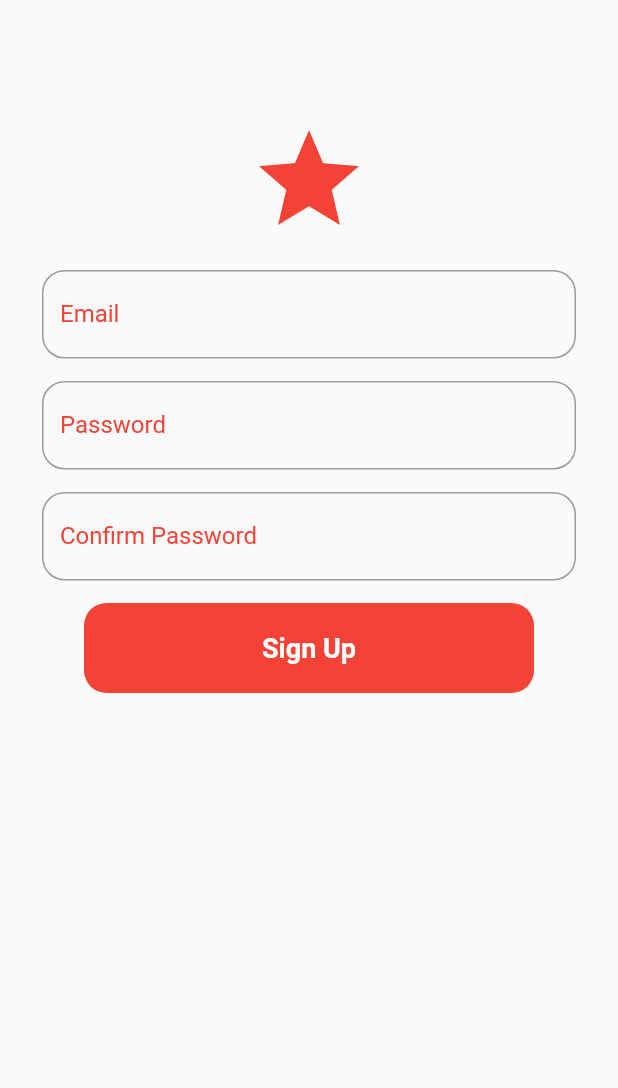
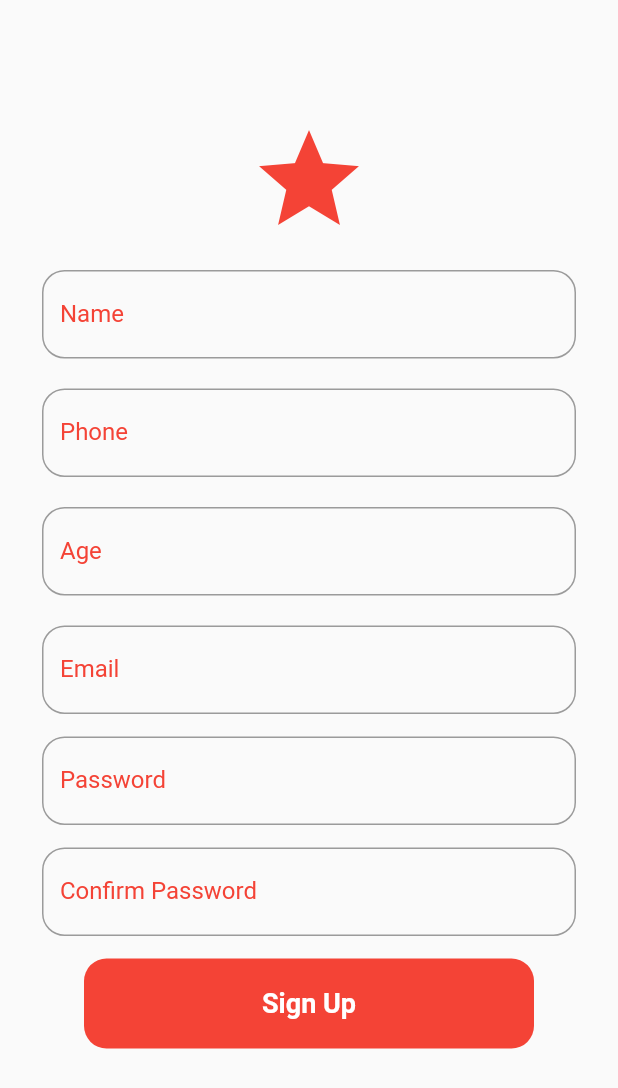
Before and after one commit to mariaalam87/stduent_information, a Flutter app: the screen it shows after launch, after a tap on "LOG IN", after a tap on "Sign Up!", on a phone screen of 412 x 824 dp. Shown: the top 1088 px of the screen. Run offline on Flutter 3.47's test engine with Material 2 defaults, Android fonts, the phone set to English and light mode, and no system bars; our stand-ins replace cloud_firestore, firebase_auth, firebase_core, fluttertoast; accounts and stored records are empty.

```diff
--- /dev/null
+++ b/lib/model/user_model.dart
@@ -0,0 +1,31 @@
+class UserModel{
+  String? name;
+  String? phone;
+  String? age;
+  String? email;
+  String? uid;
+
+  UserModel({this.name, this.phone,
+      this.age, this.email, this.uid});
+
+  factory UserModel.fromMap(map){
+    return UserModel(
+        name: map['name'],
+        phone: map['phone'],
+        age: map['age'],
+        email: map['email'],
+        uid: map['uid']
+    );
+  }
+
+  Map<String , dynamic> toMap(){
+    return {
+      'uid': uid,
+      'name': name,
+      'email': email,
+      'phone':phone,
+      'age':age,
+    };
+  }
+
+}
--- a/lib/screen/log_in.dart
+++ b/lib/screen/log_in.dart
@@ -12,12 +12,13 @@ class LogIn extends StatefulWidget {
   @override
   _LogInState createState() => _LogInState();
 }
- GlobalKey<FormState> _formKey=GlobalKey();
+
 AllColor allColor= AllColor();
 final _auth = FirebaseAuth.instance;
 TextEditingController _emailController=TextEditingController();
 TextEditingController _passController=TextEditingController();
 class _LogInState extends State<LogIn> {
+  final _formKey=GlobalKey<FormState>();
   @override
   Widget build(BuildContext context) {
     return Scaffold(
@@ -56,7 +57,8 @@ class _LogInState extends State<LogIn> {
                 signIn(
                   _emailController.text,
                     _passController.text,
-                    context
+                    context,
+                  _formKey
                 );
               },
               child: CustomButton(
@@ -92,7 +94,8 @@ class _LogInState extends State<LogIn> {
     );
   }
 }
-void signIn(String email, String pass, context) async{
+void signIn(String email, String pass,
+    context, _formKey) async{
   if(_formKey.currentState!.validate())
   {
 
--- a/lib/screen/sign_up.dart
+++ b/lib/screen/sign_up.dart
@@ -1,7 +1,9 @@
 import 'package:batch_a_29_dec/helper/custom_button.dart';
 import 'package:batch_a_29_dec/helper/custom_text_field.dart';
+import 'package:batch_a_29_dec/model/user_model.dart';
 import 'package:batch_a_29_dec/screen/log_in.dart';
 import 'package:batch_a_29_dec/utills/all_color.dart';
+import 'package:cloud_firestore/cloud_firestore.dart';
 import 'package:firebase_auth/firebase_auth.dart';
 import 'package:flutter/material.dart';
 import 'package:fluttertoast/fluttertoast.dart';
@@ -16,9 +18,13 @@ AllColor allColor= AllColor();
 TextEditingController _emailController=TextEditingController();
 TextEditingController _passController=TextEditingController();
 TextEditingController _confirmPassController=TextEditingController();
- GlobalKey<FormState> _formKeySignUp=GlobalKey();
+TextEditingController _ageController=TextEditingController();
+TextEditingController _phoneController=TextEditingController();
+TextEditingController _nameController=TextEditingController();
 
 class _SignUpState extends State<SignUp> {
+ final _formKeySignUp= GlobalKey<FormState>();
+
   @override
   Widget build(BuildContext context) {
     return Scaffold(
@@ -32,6 +38,33 @@ class _SignUpState extends State<SignUp> {
               ),
               Icon(Icons.star,
                 size: 80,color: allColor.appColor,),
+              SizedBox(
+                height: 20,
+              ),
+              CustomTextField(
+                hintText: "Enter your full-name",
+                labelText: "Name",
+                controller: _nameController ,
+                obsecureVal: false,
+              ),
+              SizedBox(
+                height: 20,
+              ),
+              CustomTextField(
+                hintText: "Enter your phone number",
+                labelText: "Phone",
+                controller: _phoneController ,
+                obsecureVal: false,
+              ),
+              SizedBox(
+                height: 20,
+              ),
+              CustomTextField(
+                hintText: "Enter your Age",
+                labelText: "Age",
+                controller: _ageController ,
+                obsecureVal: false,
+              ),
               SizedBox(
                 height: 20,
               ),
@@ -65,8 +98,10 @@ class _SignUpState extends State<SignUp> {
               InkWell(
                 onTap: (){
                  signUp(_emailController.text,
-                     _passController.text, context);
-                },
+                     _passController.text,
+                     context,_formKeySignUp
+                 );
+                 },
                 child: CustomButton(
                   height: 60,
                   width: 300,
@@ -84,11 +119,13 @@ class _SignUpState extends State<SignUp> {
     );
   }
 }
-void signUp(String email, String password, context)async{
+void signUp(String email, String password,
+    context,_formKeySignUp)async{
   if(_formKeySignUp.currentState!.validate()){
     await _auth.createUserWithEmailAndPassword
       (email: email, password: password)
         .then((value) => {
+          saveUserDetails(),
           Fluttertoast.showToast(msg: "SignUp Successful!"),
       Navigator.push(context,
           MaterialPageRoute(builder: (context)=>LogIn()))
@@ -99,3 +136,21 @@ void signUp(String email, String password, context)async{
   }
 
 }
+
+void saveUserDetails() async{
+  FirebaseFirestore firestore123=
+      FirebaseFirestore.instance;
+  User? user= _auth.currentUser;
+
+  UserModel userModel=UserModel();
+  userModel.uid=user!.uid;
+  userModel.email= _emailController.text;
+  userModel.phone= _phoneController.text;
+  userModel.age= _ageController.text;
+  userModel.name= _nameController.text;
+
+  await firestore123.collection("users")
+  .doc(user.uid)
+  .set(userModel.toMap());
+  Fluttertoast.showToast(msg: "Data Saved Successfully");
+}
```
